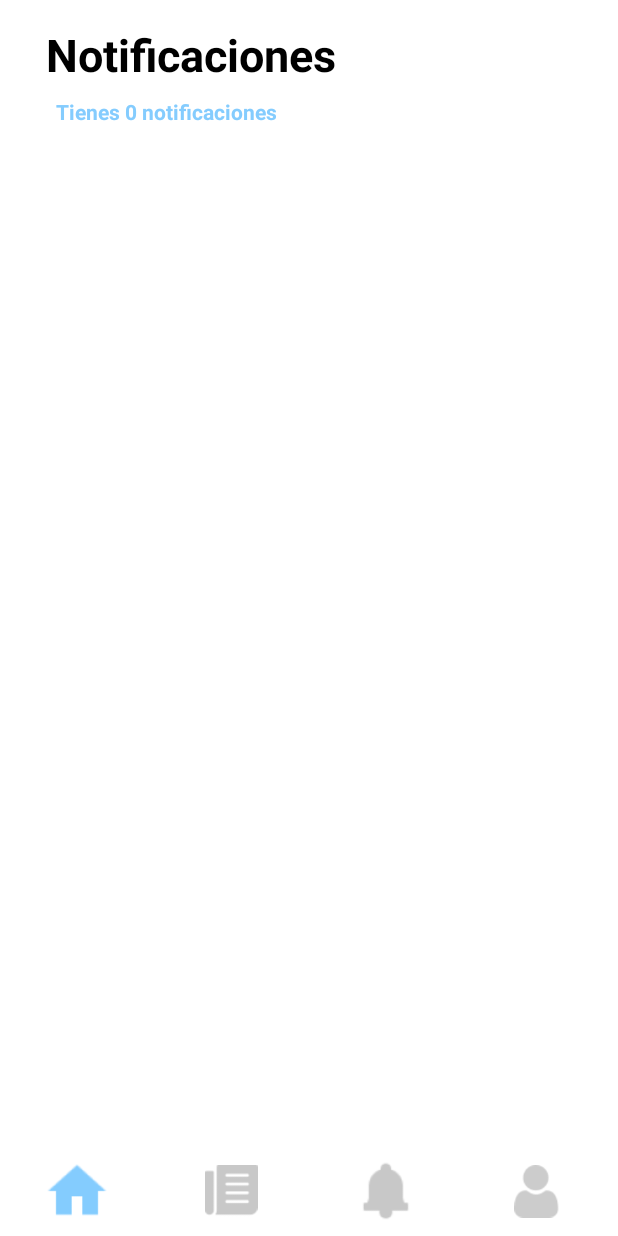
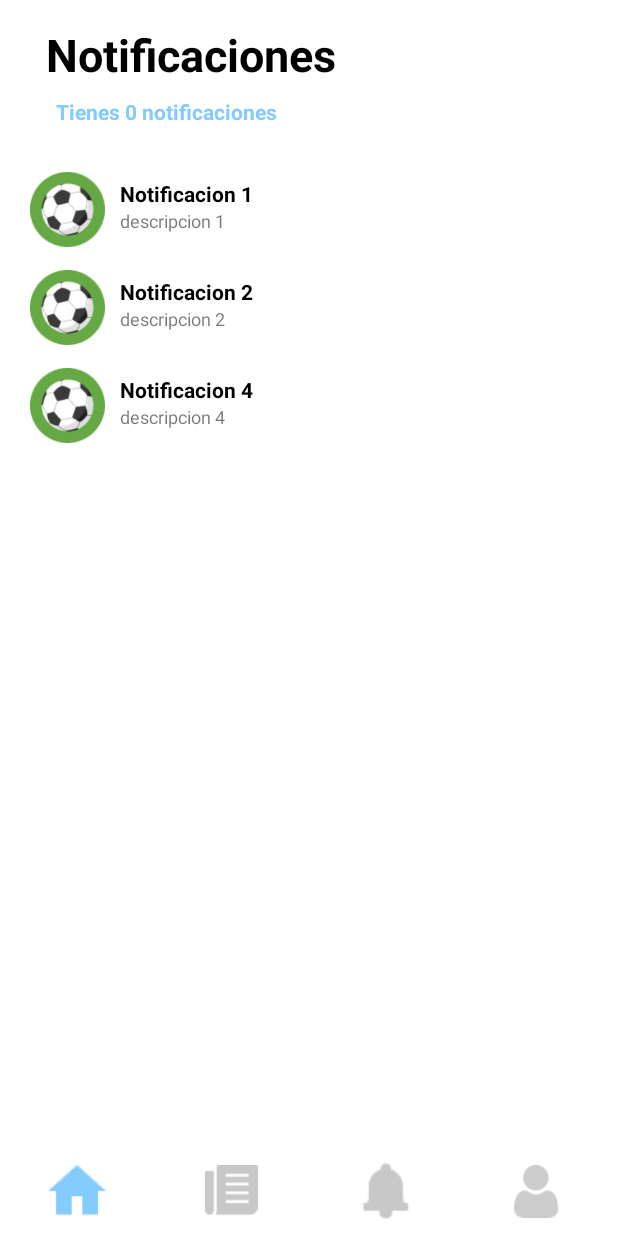
Before and after one commit to DanielRamirez1901/proyecto-apps, an Android app: the fragment NotiFragment placed in its activity, on a phone screen of 412 x 824 dp. Run offline under Robolectric (Android 15) with nearby library versions, the phone set to English and light mode, and no system bars; our stand-ins replace Firebase (no records; nobody signed in at launch, a user with empty details on screens opened directly).

Commit message:
Segunda funcionalidad añadida

```diff
--- a/interfaces-pr/app/src/main/java/com/example/interfaces_pr/MainActivity1.kt
+++ b/interfaces-pr/app/src/main/java/com/example/interfaces_pr/MainActivity1.kt
@@ -5,15 +5,12 @@ import android.content.Context
 import android.graphics.PorterDuff
 import androidx.appcompat.app.AppCompatActivity
 import android.os.Bundle
-import android.util.Log
 import android.view.LayoutInflater
 import android.view.View
 import android.widget.Button
 import android.widget.ImageButton
 import androidx.core.content.ContextCompat
 import androidx.fragment.app.Fragment
-import androidx.recyclerview.widget.LinearLayoutManager
-import androidx.recyclerview.widget.RecyclerView
 import com.example.interfaces_pr.adapter.NotificationAdapter
 import com.example.interfaces_pr.fragments.*
 import com.example.interfaces_pr.R.id
@@ -31,6 +28,7 @@ class MainActivity1 : AppCompatActivity(){
     private lateinit var button_Cultura: Button
     private lateinit var button_Deportes: Button
     private lateinit var button_Desarrollo: Button
+    private lateinit var notiAdapter:NotificationAdapter
     private var username:String? = null
     override fun onCreate(savedInstanceState: Bundle?) {
         super.onCreate(savedInstanceState)
--- a/interfaces-pr/app/src/main/java/com/example/interfaces_pr/PublicationsActivity.kt
+++ b/interfaces-pr/app/src/main/java/com/example/interfaces_pr/PublicationsActivity.kt
@@ -87,7 +87,7 @@ class PublicationsActivity : AppCompatActivity() {
     private fun adapterCourseComment(){
         courseCommentAdapter = CourseCommentAdapter()
         binding.usersCommentsList.adapter = courseCommentAdapter
-        binding.usersCommentsList.setHasFixedSize(true)
+        binding.usersCommentsList.setHasFixedSize(false)
         binding.usersCommentsList.layoutManager = LinearLayoutManager(this)
     }
 
@@ -108,9 +108,12 @@ class PublicationsActivity : AppCompatActivity() {
     }
     private fun startConnectionComments(){
         Firebase.firestore.collection("Courses").document(courseTypeP.toString()).collection(coursePublicationG.courseName).document(coursePublicationG.publicationID).collection("Comments").get().addOnCompleteListener{task ->
+            var cont = 0
             for(doc in task.result!!){
                 val comment = doc.toObject(CourseComment::class.java)
                 courseCommentAdapter.addComment(comment)
+                cont++
+                Log.d(">>>","User $cont : $comment\r")
             }
         }
     }
--- a/interfaces-pr/app/src/main/java/com/example/interfaces_pr/adapter/CourseCommentAdapter.kt
+++ b/interfaces-pr/app/src/main/java/com/example/interfaces_pr/adapter/CourseCommentAdapter.kt
@@ -3,12 +3,15 @@ package com.example.interfaces_pr.adapter
 import android.view.LayoutInflater
 import android.view.View
 import android.view.ViewGroup
+import androidx.appcompat.app.AppCompatActivity
 import androidx.core.view.isInvisible
 import androidx.core.view.isVisible
 import androidx.recyclerview.widget.RecyclerView.Adapter
 import com.example.interfaces_pr.R
 import com.example.interfaces_pr.model.CourseComment
+import com.example.interfaces_pr.model.User
 import com.example.interfaces_pr.viewholders.CourseCommentViewHolder
+import com.google.gson.Gson
 
 class CourseCommentAdapter():Adapter<CourseCommentViewHolder>() {
 
@@ -44,6 +47,9 @@ class CourseCommentAdapter():Adapter<CourseCommentViewHolder>() {
     }
 
 
+
+
+
     override fun getItemCount(): Int {
         return comments.size
     }
--- a/interfaces-pr/app/src/main/java/com/example/interfaces_pr/adapter/NotificationAdapter.kt
+++ b/interfaces-pr/app/src/main/java/com/example/interfaces_pr/adapter/NotificationAdapter.kt
@@ -20,11 +20,10 @@ class NotificationAdapter : Adapter<NotificationViewHolder>(){
 
     //crea los esqueletos de items
     override fun onCreateViewHolder(parent: ViewGroup, viewType: Int): NotificationViewHolder {
-        val layoutInflater:LayoutInflater = LayoutInflater.from(parent.context)
+        val layoutInflater = LayoutInflater.from(parent.context)
         //xml --> View
         val view: View = layoutInflater.inflate(R.layout.format_notification, parent, false)
-        val holder = NotificationViewHolder(view)
-        return holder
+        return NotificationViewHolder(view)
     }
 
     //Pone datos en el esqueleto
--- a/interfaces-pr/app/src/main/java/com/example/interfaces_pr/fragments/NotiFragment.kt
+++ b/interfaces-pr/app/src/main/java/com/example/interfaces_pr/fragments/NotiFragment.kt
@@ -14,6 +14,7 @@ import com.example.interfaces_pr.databinding.ListItemNotificationBinding
 
 class NotiFragment : Fragment() {
     private lateinit var binding: ListItemNotificationBinding
+    private lateinit var notificationAdapter: NotificationAdapter
     override fun onCreateView(
         inflater: LayoutInflater,
         container: ViewGroup?,
@@ -21,10 +22,11 @@ class NotiFragment : Fragment() {
     ): View? {
         // Inflar el layout para este fragmento
         binding = ListItemNotificationBinding.inflate(inflater, container, false)
+        notificationAdapter = NotificationAdapter()
+        binding.notificationListView.adapter = notificationAdapter
+        binding.notificationListView.setHasFixedSize(false)
+        binding.notificationListView.layoutManager = LinearLayoutManager(requireContext())
         return binding.root
-
-
-
 
 
     }
--- a/interfaces-pr/app/src/main/res/layout/comment_style.xml
+++ b/interfaces-pr/app/src/main/res/layout/comment_style.xml
@@ -2,6 +2,7 @@
 <androidx.constraintlayout.widget.ConstraintLayout xmlns:android="http://schemas.android.com/apk/res/android"
     xmlns:app="http://schemas.android.com/apk/res-auto"
     xmlns:tools="http://schemas.android.com/tools"
+    android:id="@+id/container"
     android:layout_width="match_parent"
     android:layout_height="wrap_content">
 
@@ -121,6 +122,7 @@
         android:layout_width="239dp"
         android:layout_height="28dp"
         android:layout_marginTop="8dp"
+        android:visibility="gone"
         app:layout_constraintBottom_toBottomOf="parent"
         app:layout_constraintEnd_toEndOf="parent"
         app:layout_constraintHorizontal_bias="0.4"
@@ -133,6 +135,7 @@
         android:layout_width="31dp"
         android:layout_height="31dp"
         android:layout_marginTop="8dp"
+        android:visibility="gone"
         app:cardCornerRadius="90dp"
         app:layout_constraintBottom_toBottomOf="parent"
         app:layout_constraintEnd_toStartOf="@+id/fieldToCommentTxt"
@@ -144,6 +147,7 @@
             android:id="@+id/actualUserImg"
             android:layout_width="wrap_content"
             android:layout_height="wrap_content"
+            android:visibility="gone"
             tools:srcCompat="@tools:sample/avatars" />
     </androidx.cardview.widget.CardView>
 
@@ -152,6 +156,7 @@
         android:layout_width="33dp"
         android:layout_height="30dp"
         android:padding="4dp"
+        android:visibility="gone"
         app:layout_constraintBottom_toBottomOf="parent"
         app:layout_constraintEnd_toEndOf="parent"
         app:layout_constraintStart_toEndOf="@+id/fieldToCommentTxt"
```
Also changed, not shown: interfaces-pr/app/src/main/java/com/example/interfaces_pr/fragments/mis_publicacionesFragment.kt (+4 -3 lines), interfaces-pr/app/src/main/java/com/example/interfaces_pr/viewholders/CourseCommentViewHolder.kt (+43 -7 lines), 71 other files.
